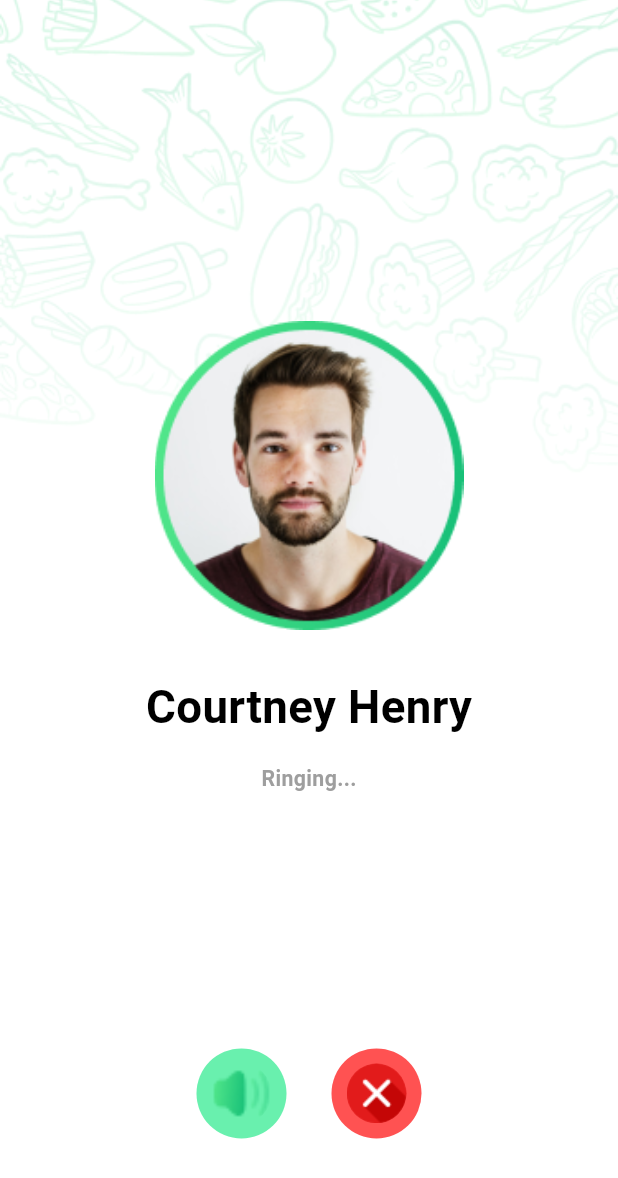
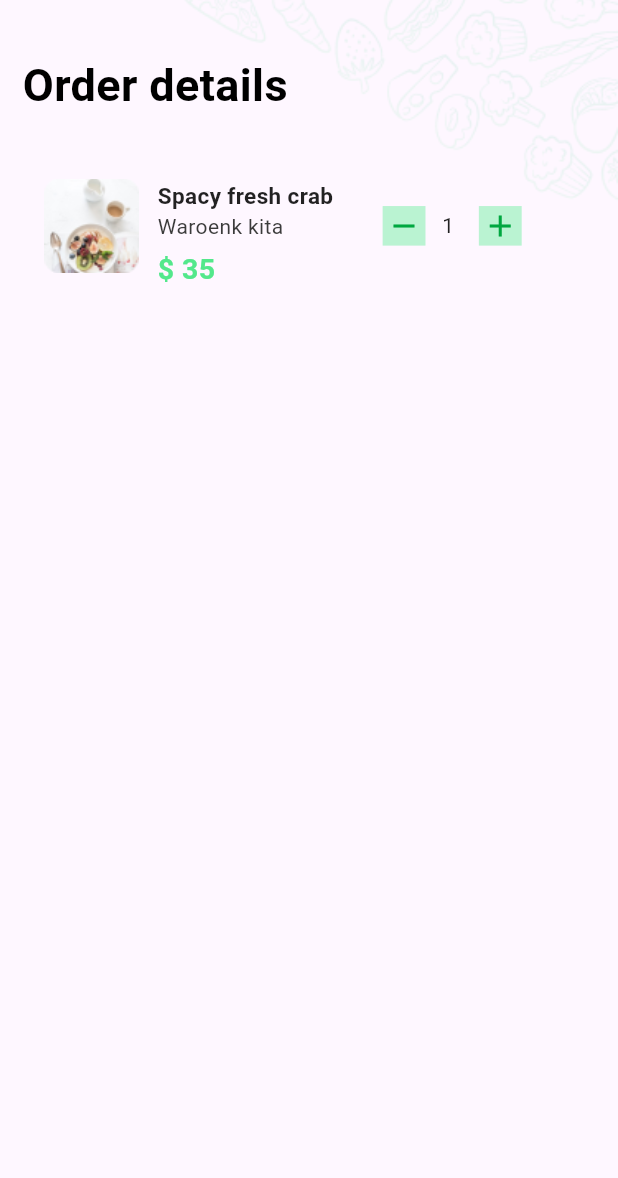
Before and after one commit to DonScope/food_app, a Flutter app: the first screen one second after launch, on a phone screen of 412 x 824 dp. Shown: the top 1178 px of the screen. Run offline on Flutter 3.47's test engine with Material 3 defaults, Android fonts, the phone set to English and light mode, and no system bars; our stand-ins replace chat_bubbles, flutter_onboarding_slider, flutter_screenutil, google_nav_bar.

Commit message:
New UI screen & UI changes

```diff
--- a/lib/View/App_Screens/Call_Ringing.dart
+++ b/lib/View/App_Screens/Call_Ringing.dart
@@ -46,7 +46,6 @@ class _CallRingingState extends State<CallRinging> {
         });
       });
     });
-
   }
 
   @override
@@ -91,14 +90,16 @@ class _CallRingingState extends State<CallRinging> {
                       ),
                     ),
                     SizedBox(height: 15),
-                    isRinging == false ? Text(
+                    isRinging == false
+                        ? Text(
                             "Ringing...",
                             style: TextStyle(
                               color: Colors.grey,
                               fontSize: 14.sp,
                               fontWeight: FontWeight.bold,
                             ),
-                    ) : Text(
+                          )
+                        : Text(
                             "$formattedTime",
                             style: TextStyle(
                               color: Colors.grey,
@@ -126,8 +127,10 @@ class _CallRingingState extends State<CallRinging> {
                                   decoration: BoxDecoration(
                                       borderRadius: BorderRadius.circular(40),
                                       image: DecorationImage(
-                                          image:
-                                          onMute == false ?    AssetImage("assets/volumeup.png"):  AssetImage("assets/muted.png"),
+                                          image: onMute == false
+                                              ? AssetImage(
+                                                  "assets/volumeup.png")
+                                              : AssetImage("assets/muted.png"),
                                           fit: BoxFit.contain)),
                                 ),
                               ),
@@ -135,7 +138,11 @@ class _CallRingingState extends State<CallRinging> {
                         SizedBox(width: 30),
                         InkWell(
                             onTap: () {
-                              Navigator.push(context, MaterialPageRoute(builder: (context) => Finishorder(),));
+                              Navigator.push(
+                                  context,
+                                  MaterialPageRoute(
+                                    builder: (context) => Finishorder(),
+                                  ));
                             },
                             child: Container(
                               width: 60,
@@ -167,4 +174,10 @@ class _CallRingingState extends State<CallRinging> {
       ),
     );
   }
+
+  @override
+  void dispose() {
+    startCallTimer();
+    super.dispose();
   }
+}
--- a/lib/View/App_Screens/Chatdetails.dart
+++ b/lib/View/App_Screens/Chatdetails.dart
@@ -2,6 +2,7 @@ import 'package:chat_bubbles/bubbles/bubble_special_three.dart';
 import 'package:flutter/material.dart';
 import 'package:flutter_screenutil/flutter_screenutil.dart';
 import 'package:food_app/Model/Chat_Model.dart';
+import 'package:food_app/View/App_Screens/Call_Ringing.dart';
 import 'package:food_app/View/App_Screens/Finishorder.dart';
 
 class Details extends StatefulWidget {
@@ -124,7 +125,7 @@ class _DetailsState extends State<Details> {
                                 Navigator.push(
                                   context,
                                   MaterialPageRoute(
-                                    builder: (context) => Finishorder(),
+                                    builder: (context) => CallRinging(),
                                   ),
                                 );
                               },
@@ -142,10 +143,15 @@ class _DetailsState extends State<Details> {
                         itemBuilder: (context, index) => BubbleSpecialThree(
                           isSender: Chat[index].sender == 'chat1',
                           text: Chat[index].text,
-                          color: Chat[index].sender == 'chat1' ? Colors.blue : Color.fromRGBO(246, 246, 246, 1),
+                          color: Chat[index].sender == 'chat1'
+                              ? Colors.blue
+                              : Color.fromRGBO(246, 246, 246, 1),
                           tail: true,
-                          textStyle:
-                              TextStyle(color: Chat[index].sender == 'chat1' ? Colors.white : Colors.black, fontSize: 16),
+                          textStyle: TextStyle(
+                              color: Chat[index].sender == 'chat1'
+                                  ? Colors.white
+                                  : Colors.black,
+                              fontSize: 16),
                         ),
                       ),
                     ),
@@ -185,7 +191,8 @@ class _DetailsState extends State<Details> {
                                 color: Colors.green,
                               ),
                               onPressed: () {
-                                Chat.add(ChatModel(Textcontroller.text, Sender1?'chat1' : 'chat2'));
+                                Chat.add(ChatModel(Textcontroller.text,
+                                    Sender1 ? 'chat1' : 'chat2'));
                                 Textcontroller.clear();
                                 Sender1 = !Sender1;
                                 setState(() {});
--- /dev/null
+++ b/lib/View/App_Screens/OrderDetails.dart
@@ -0,0 +1,142 @@
+import 'package:flutter/material.dart';
+import 'package:flutter_screenutil/flutter_screenutil.dart';
+
+class Orderdetails extends StatefulWidget {
+  const Orderdetails({super.key});
+
+  @override
+  State<Orderdetails> createState() => _OrderdetailsState();
+}
+
+class _OrderdetailsState extends State<Orderdetails> {
+  int number = 1;
+  Incrementing(int num) {
+    number = num;
+    number++;
+    setState(() {});
+  }
+
+  Decrement(int num) {
+    number = num;
+
+    if (num > 1) {
+      number--;
+      setState(() {});
+    }
+  }
+
+  @override
+  Widget build(BuildContext context) {
+    return Scaffold(
+      extendBodyBehindAppBar: true,
+      body: Stack(
+        children: [
+          Image.asset(
+            'assets/Pattern2.png',
+            fit: BoxFit.cover,
+            width: double.infinity,
+            height: double.infinity,
+          ),
+          SafeArea(
+            child: Padding(
+              padding: const EdgeInsets.all(15),
+              child: SingleChildScrollView(
+                child: Column(
+                  crossAxisAlignment: CrossAxisAlignment.start,
+                  children: [
+                    SizedBox(height: 20),
+                    Text(
+                      'Order details',
+                      style: TextStyle(
+                          fontSize: 30,
+                          color: Colors.black,
+                          fontWeight: FontWeight.bold),
+                    ),
+                    SizedBox(
+                      height: 20.h,
+                    ),
+                    Container(
+                      width: 347.w,
+                      height: 103.h,
+                      decoration: BoxDecoration(
+                          borderRadius: BorderRadius.circular(20)),
+                      child: Padding(
+                        padding: EdgeInsets.all(12),
+                        child: Row(
+                          children: [
+                            Container(
+                              width: 62.w,
+                              height: 62.h,
+                              decoration: BoxDecoration(
+                                  borderRadius: BorderRadius.circular(15)),
+                              child: Image.asset("assets/FruitSalad.png"),
+                            ),
+                            SizedBox(
+                              width: 10,
+                            ),
+                            Column(
+                              crossAxisAlignment: CrossAxisAlignment.start,
+                              children: [
+                                SizedBox(
+                                  height: 10,
+                                ),
+                                Text(
+                                  "Spacy fresh crab",
+                                  style: TextStyle(
+                                      fontSize: 15,
+                                      fontWeight: FontWeight.bold),
+                                ),
+                                Text(
+                                  "Waroenk kita",
+                                  style: TextStyle(
+                                      fontSize: 14,
+                                      color: Color.fromRGBO(59, 59, 59, 1)),
+                                ),
+                                SizedBox(height: 5),
+                                Text(
+                                  "\$ 35",
+                                  style: TextStyle(
+                                      fontSize: 19,
+                                      fontWeight: FontWeight.bold,
+                                      color: Color.fromRGBO(83, 232, 139, 1)),
+                                ),
+                              ],
+                            ),
+                            SizedBox(width: 30.w),
+                            Container(
+                              width: 26.w,
+                              height: 26.h,
+                              decoration: BoxDecoration(
+                                  color: Color.fromRGBO(31, 233, 108, 0.303)),
+                              child: InkWell(
+                                  onTap: () => Decrement(number),
+                                  child: Icon(Icons.remove,
+                                      color: Color.fromRGBO(0, 167, 64, 1))),
+                            ),
+                            SizedBox(width: 10.w),
+                            Text("$number"),
+                            SizedBox(width: 15.w),
+                            Container(
+                              width: 26.w,
+                              height: 26.h,
+                              decoration: BoxDecoration(
+                                  color: Color.fromRGBO(31, 233, 108, 0.303)),
+                              child: InkWell(
+                                  onTap: () => Incrementing(number),
+                                  child: Icon(Icons.add,
+                                      color: Color.fromRGBO(0, 167, 64, 1))),
+                            ),
+                          ],
+                        ),
+                      ),
+                    )
+                  ],
+                ),
+              ),
+            ),
+          ),
+        ],
+      ),
+    );
+  }
+}
--- a/lib/main.dart
+++ b/lib/main.dart
@@ -1,6 +1,7 @@
 import 'package:flutter/material.dart';
 import 'package:flutter_screenutil/flutter_screenutil.dart';
 import 'package:food_app/View/App_Screens/Call_Ringing.dart';
+import 'package:food_app/View/App_Screens/OrderDetails.dart';
 import 'package:food_app/View/BottomNavBar/BottomNav.dart';
 
 void main() {
@@ -16,7 +17,7 @@ class MyApp extends StatelessWidget {
         designSize: const Size(375, 812),
         minTextAdapt: true,
         splitScreenMode: true,
-      builder: (_ , child) {
+        builder: (_, child) {
           return MaterialApp(
             debugShowCheckedModeBanner: false,
             title: 'First Method',
@@ -27,7 +28,6 @@ class MyApp extends StatelessWidget {
             home: child,
           );
         },
-     child: CallRinging()
-    );
+        child: Orderdetails());
   }
 }
```
Lines whose indentation alone changed are shown as unchanged.
